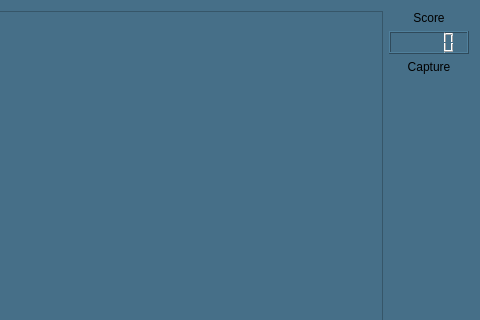
Above: GameWindow.ui from xintrea/movenoid before the change; both pictures show x 118 to 598 and y 0 to 320 of the 598 by 444 pixel window. Below: the same form after it.
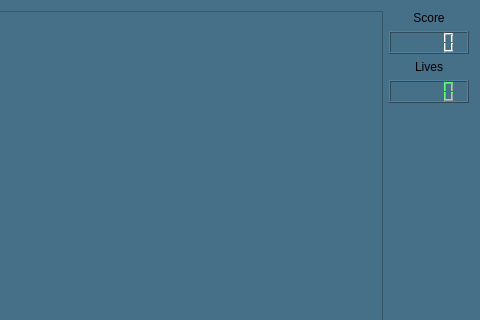
That is the form after the change.

```diff
--- a/GameWindow.ui
+++ b/GameWindow.ui
@@ -58,13 +58,189 @@
        <item>
         <widget class="QLabel" name="capturePixmapLabel">
          <property name="text">
-          <string>Capture</string>
+          <string>Lives</string>
          </property>
          <property name="alignment">
           <set>Qt::AlignCenter</set>
          </property>
         </widget>
        </item>
+       <item>
+        <widget class="QLCDNumber" name="lcdScreenLives">
+         <property name="palette">
+          <palette>
+           <active>
+            <colorrole role="WindowText">
+             <brush brushstyle="SolidPattern">
+              <color alpha="255">
+               <red>100</red>
+               <green>62</green>
+               <blue>216</blue>
+              </color>
+             </brush>
+            </colorrole>
+            <colorrole role="Button">
+             <brush brushstyle="SolidPattern">
+              <color alpha="255">
+               <red>70</red>
+               <green>111</green>
+               <blue>136</blue>
+              </color>
+             </brush>
+            </colorrole>
+            <colorrole role="Light">
+             <brush brushstyle="SolidPattern">
+              <color alpha="255">
+               <red>93</red>
+               <green>255</green>
+               <blue>120</blue>
+              </color>
+             </brush>
+            </colorrole>
+            <colorrole role="ButtonText">
+             <brush brushstyle="SolidPattern">
+              <color alpha="255">
+               <red>193</red>
+               <green>44</green>
+               <blue>121</blue>
+              </color>
+             </brush>
+            </colorrole>
+            <colorrole role="Base">
+             <brush brushstyle="SolidPattern">
+              <color alpha="255">
+               <red>123</red>
+               <green>111</green>
+               <blue>136</blue>
+              </color>
+             </brush>
+            </colorrole>
+            <colorrole role="Window">
+             <brush brushstyle="SolidPattern">
+              <color alpha="255">
+               <red>70</red>
+               <green>111</green>
+               <blue>136</blue>
+              </color>
+             </brush>
+            </colorrole>
+           </active>
+           <inactive>
+            <colorrole role="WindowText">
+             <brush brushstyle="SolidPattern">
+              <color alpha="255">
+               <red>100</red>
+               <green>62</green>
+               <blue>216</blue>
+              </color>
+             </brush>
+            </colorrole>
+            <colorrole role="Button">
+             <brush brushstyle="SolidPattern">
+              <color alpha="255">
+               <red>70</red>
+               <green>111</green>
+               <blue>136</blue>
+              </color>
+             </brush>
+            </colorrole>
+            <colorrole role="Light">
+             <brush brushstyle="SolidPattern">
+              <color alpha="255">
+               <red>93</red>
+               <green>255</green>
+               <blue>120</blue>
+              </color>
+             </brush>
+            </colorrole>
+            <colorrole role="ButtonText">
+             <brush brushstyle="SolidPattern">
+              <color alpha="255">
+               <red>193</red>
+               <green>44</green>
+               <blue>121</blue>
+              </color>
+             </brush>
+            </colorrole>
+            <colorrole role="Base">
+             <brush brushstyle="SolidPattern">
+              <color alpha="255">
+               <red>123</red>
+               <green>111</green>
+               <blue>136</blue>
+              </color>
+             </brush>
+            </colorrole>
+            <colorrole role="Window">
+             <brush brushstyle="SolidPattern">
+              <color alpha="255">
+               <red>70</red>
+               <green>111</green>
+               <blue>136</blue>
+              </color>
+             </brush>
+            </colorrole>
+           </inactive>
+           <disabled>
+            <colorrole role="WindowText">
+             <brush brushstyle="SolidPattern">
+              <color alpha="255">
+               <red>190</red>
+               <green>190</green>
+               <blue>190</blue>
+              </color>
+             </brush>
+            </colorrole>
+            <colorrole role="Button">
+             <brush brushstyle="SolidPattern">
+              <color alpha="255">
+               <red>70</red>
+               <green>111</green>
+               <blue>136</blue>
+              </color>
+             </brush>
+            </colorrole>
+            <colorrole role="Light">
+             <brush brushstyle="SolidPattern">
+              <color alpha="255">
+               <red>93</red>
+               <green>255</green>
+               <blue>120</blue>
+              </color>
+             </brush>
+            </colorrole>
+            <colorrole role="ButtonText">
+             <brush brushstyle="SolidPattern">
+              <color alpha="255">
+               <red>190</red>
+               <green>190</green>
+               <blue>190</blue>
+              </color>
+             </brush>
+            </colorrole>
+            <colorrole role="Base">
+             <brush brushstyle="SolidPattern">
+              <color alpha="255">
+               <red>70</red>
+               <green>111</green>
+               <blue>136</blue>
+              </color>
+             </brush>
+            </colorrole>
+            <colorrole role="Window">
+             <brush brushstyle="SolidPattern">
+              <color alpha="255">
+               <red>70</red>
+               <green>111</green>
+               <blue>136</blue>
+              </color>
+             </brush>
+            </colorrole>
+           </disabled>
+          </palette>
+         </property>
+        </widget>
+       </item>
        <item>
         <spacer name="verticalSpacer">
          <property name="orientation">
```
Left out of the diff: 4 changed lines with no effect on the pictures.
